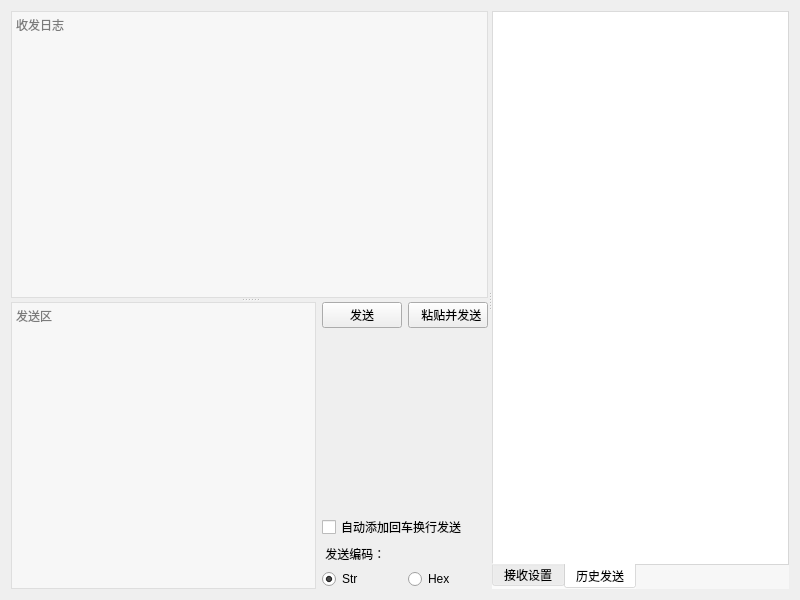
Before: the Qt Designer form components/ComTool/comtool.ui in xutongxin1/WirelessMonitor, drawn with Qt 5.
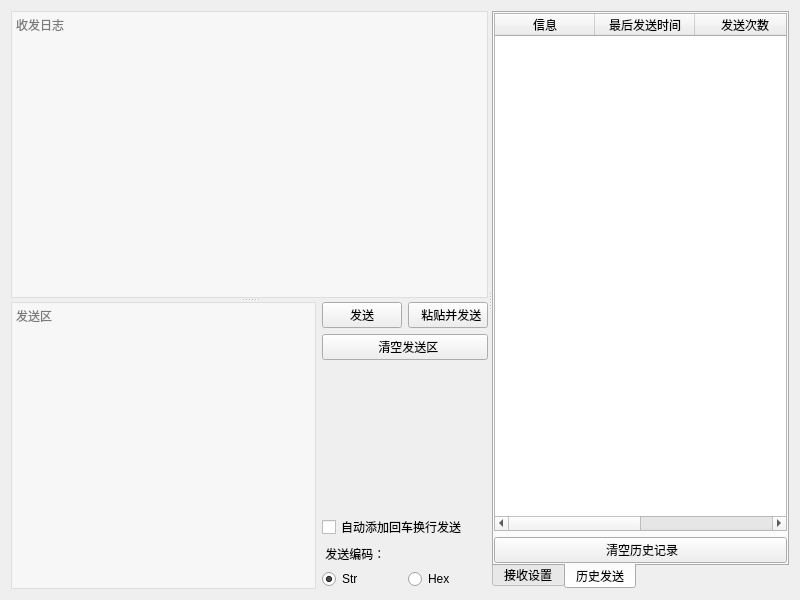
After: the same form once the commit is applied. Custom widgets are drawn as their Qt base class.

Commit message:
feat:新增了历史发送功能   fix:修复了仅开启单通道时仍连接两个信息通道的bug
新增了Comtool的历史发送功能
支持了双击发送，单击加载
修复了Comtool部分的渲染错误的bug
修复了仅开启单通道时仍连接两个信息通道的bug

The edit to the form file:
```diff
--- a/components/ComTool/comtool.ui
+++ b/components/ComTool/comtool.ui
@@ -99,6 +99,13 @@
                </item>
               </layout>
              </item>
+             <item>
+              <widget class="QPushButton" name="ClearSendDataEdit">
+               <property name="text">
+                <string>  清空发送区</string>
+               </property>
+              </widget>
+             </item>
              <item>
               <spacer name="verticalSpacer_2">
                <property name="orientation">
@@ -187,7 +194,7 @@
        </size>
       </property>
       <property name="styleSheet">
-       <string notr="true">background-color: rgba(255, 255, 255, 125);</string>
+       <string notr="true"/>
       </property>
       <layout class="QVBoxLayout" name="verticalLayout">
        <property name="leftMargin">
@@ -467,6 +474,54 @@
           <attribute name="title">
            <string>历史发送</string>
           </attribute>
+          <layout class="QVBoxLayout" name="verticalLayout_6">
+           <property name="leftMargin">
+            <number>0</number>
+           </property>
+           <property name="topMargin">
+            <number>0</number>
+           </property>
+           <property name="rightMargin">
+            <number>0</number>
+           </property>
+           <property name="bottomMargin">
+            <number>0</number>
+           </property>
+           <item>
+            <widget class="QTableWidget" name="historyTable">
+             <property name="selectionBehavior">
+              <enum>QAbstractItemView::SelectRows</enum>
+             </property>
+             <column>
+              <property name="text">
+               <string>信息</string>
+              </property>
+             </column>
+             <column>
+              <property name="text">
+               <string>最后发送时间</string>
+              </property>
+             </column>
+             <column>
+              <property name="text">
+               <string>发送次数</string>
+              </property>
+             </column>
+             <column>
+              <property name="text">
+               <string>格式</string>
+              </property>
+             </column>
+            </widget>
+           </item>
+           <item>
+            <widget class="QPushButton" name="clearHistorySend">
+             <property name="text">
+              <string> 清空历史记录</string>
+             </property>
+            </widget>
+           </item>
+          </layout>
          </widget>
         </widget>
        </item>
@@ -483,16 +538,16 @@
    <header>repeaterwidget.h</header>
    <container>1</container>
   </customwidget>
-  <customwidget>
-   <class>QtMaterialCheckBox</class>
-   <extends>QCheckBox</extends>
-   <header>qtmaterialcheckbox.h</header>
-  </customwidget>
   <customwidget>
    <class>QtMaterialRadioButton</class>
    <extends>QRadioButton</extends>
    <header>qtmaterialradiobutton.h</header>
   </customwidget>
+  <customwidget>
+   <class>QtMaterialCheckBox</class>
+   <extends>QCheckBox</extends>
+   <header>qtmaterialcheckbox.h</header>
+  </customwidget>
  </customwidgets>
  <resources/>
  <connections/>
```
The commit also changes 9 other files.
